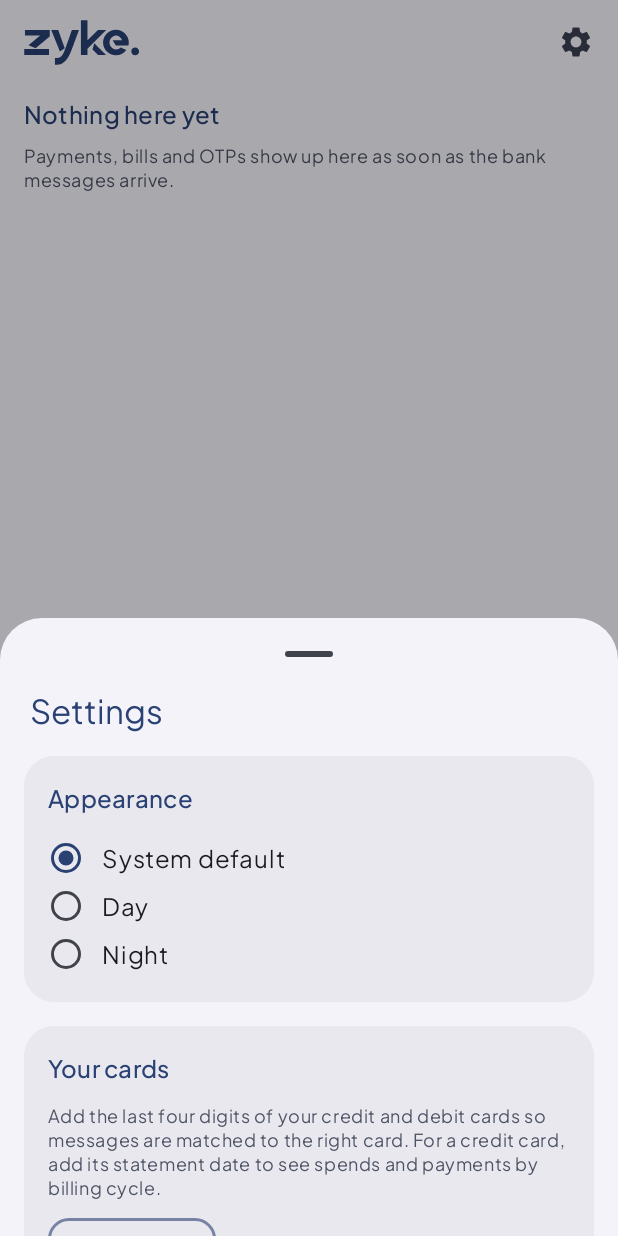
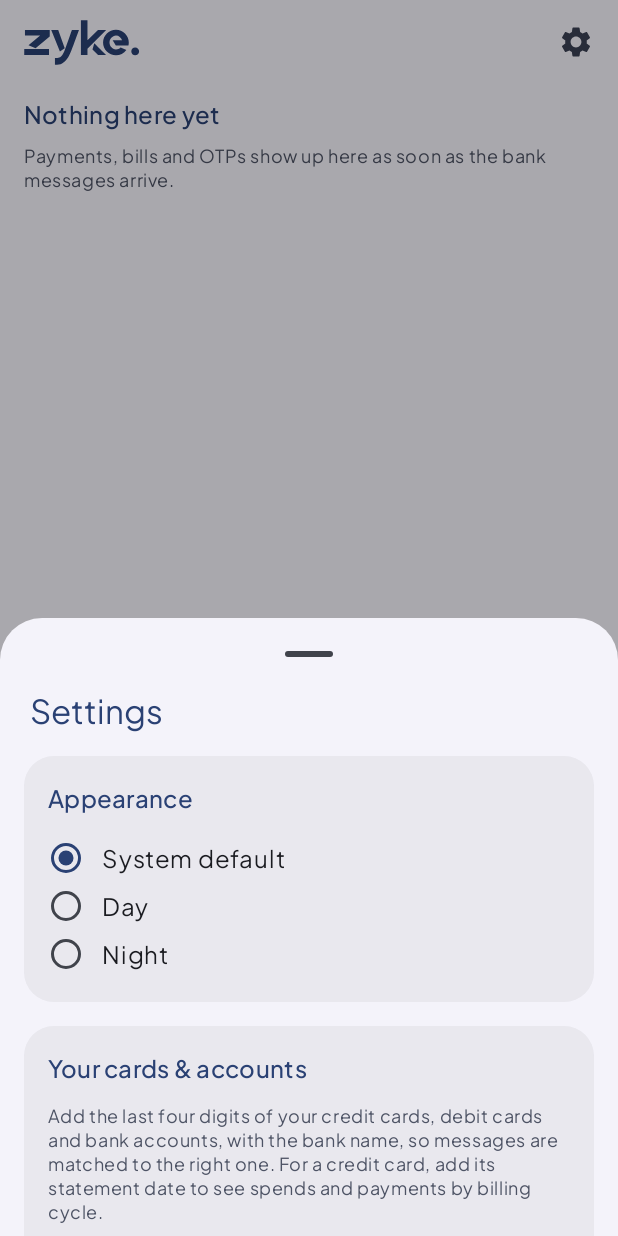
Before and after one commit to prashanthsridhar95/ZMessage, an Android app built with Jetpack Compose: the screen it shows after launch (MainActivity), after a tap on "Settings", on a phone screen of 412 x 824 dp. Run offline under Robolectric (Android 15) with nearby library versions, the phone set to English and light mode, and no system bars.

Commit message:
Bank accounts alongside cards: last four digits and bank name, matched and grouped by month
Co-Authored-By: Claude Sonnet 5.5 <noreply@anthropic.com>
Claude-Session: https://claude.ai/code/session_01Jr86Fta872pEnrGikN5wqr

```diff
--- a/app/src/main/java/com/zyke/message/data/repository/CardRepositoryImpl.kt
+++ b/app/src/main/java/com/zyke/message/data/repository/CardRepositoryImpl.kt
@@ -33,7 +33,7 @@ class CardRepositoryImpl(context: Context) : CardRepository {
         cards.forEach {
             array.put(
                 JSONObject().put("id", it.id).put("type", it.type.name).put("last4", it.last4)
-                    .put("name", it.name).put("statementDay", it.statementDay ?: JSONObject.NULL)
+                    .put("name", it.name).put("bankName", it.bankName).put("statementDay", it.statementDay ?: JSONObject.NULL)
             )
         }
         prefs.edit().putString(KEY, array.toString()).apply()
@@ -49,6 +49,7 @@ class CardRepositoryImpl(context: Context) : CardRepository {
                 type = type,
                 last4 = o.getString("last4"),
                 name = o.optString("name"),
+                bankName = o.optString("bankName"),
                 statementDay = if (o.isNull("statementDay")) null else o.getInt("statementDay")
             )
         }
--- a/app/src/main/java/com/zyke/message/presentation/settings/SettingsScreen.kt
+++ b/app/src/main/java/com/zyke/message/presentation/settings/SettingsScreen.kt
@@ -196,10 +196,11 @@ private fun CardsSection(cards: List<UserCard>, onSave: (UserCard) -> Unit, onDe
     var editing by remember { mutableStateOf<UserCard?>(null) }
     var adding by remember { mutableStateOf(false) }
 
-    SectionCard("Your cards") {
+    SectionCard("Your cards & accounts") {
         Caption(
-            "Add the last four digits of your credit and debit cards so messages are matched to the right card. " +
-                "For a credit card, add its statement date to see spends and payments by billing cycle.",
+            "Add the last four digits of your credit cards, debit cards and bank accounts, with the bank name, so " +
+                "messages are matched to the right one. For a credit card, add its statement date to see spends " +
+                "and payments by billing cycle.",
             maxLines = 5
         )
         cards.forEach { card ->
@@ -210,14 +211,18 @@ private fun CardsSection(cards: List<UserCard>, onSave: (UserCard) -> Unit, onDe
                 Column(Modifier.weight(1f)) {
                     RowTitle(card.label)
                     Caption(
-                        card.statementDay?.let { "${card.type.label} · statement on day $it" } ?: card.type.label
+                        listOfNotNull(
+                            card.type.label,
+                            card.bankName.takeIf { it.isNotBlank() && card.name.isNotBlank() },
+                            card.statementDay?.let { "statement on day $it" }
+                        ).joinToString(" · ")
                     )
                 }
                 AppButton("Edit", { editing = card }, style = ButtonStyle.TEXT, size = ButtonSize.COMPACT)
             }
         }
         AppButton(
-            text = "Add card",
+            text = "Add card or account",
             onClick = { adding = true },
             style = ButtonStyle.OUTLINE,
             modifier = Modifier.padding(top = 12.dp)
```
Also changed, not shown: app/src/main/java/com/zyke/message/presentation/dashboard/components/DashboardSections.kt (+5 -3 lines), app/src/main/java/com/zyke/message/presentation/settings/CardDialog.kt (+14 -5 lines), domain/src/main/kotlin/com/zyke/message/domain/cards/CardMatcher.kt (+17 -6 lines), domain/src/main/kotlin/com/zyke/message/domain/model/UserCard.kt (+14 -4 lines), 2 other files.
